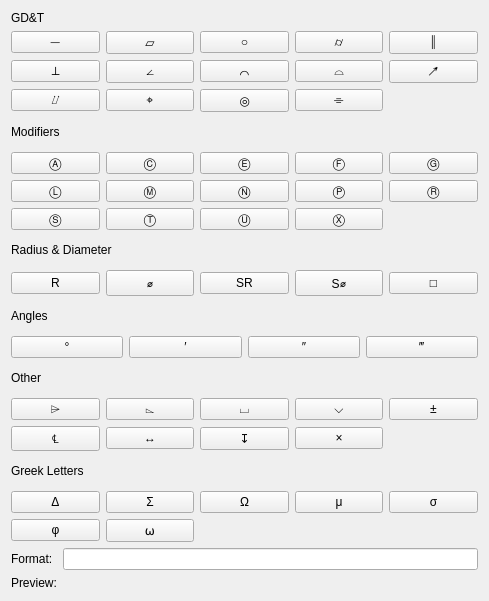
This is src/Mod/TechDraw/Gui/TaskCustomizeFormat.ui in southseact-3d/fcd as Qt 5 draws it before an edit. The edited form follows.
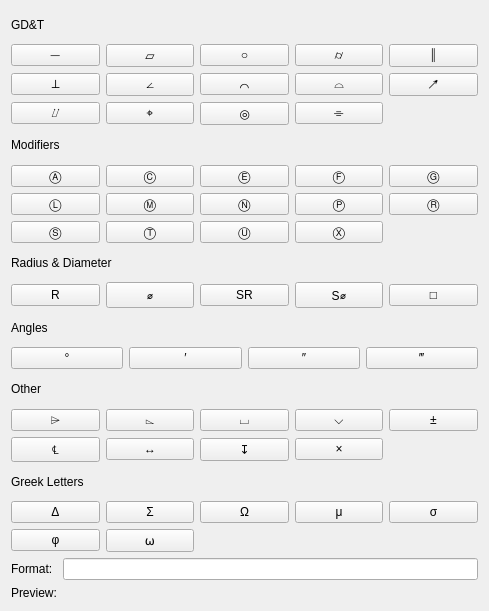
This is the edited form.

Commit message:
[TD]allow more room for section name
- section title label too short for translations
  of GD&T

What changed in the file:
```diff
--- a/src/Mod/TechDraw/Gui/TaskCustomizeFormat.ui
+++ b/src/Mod/TechDraw/Gui/TaskCustomizeFormat.ui
@@ -7,7 +7,7 @@
     <x>0</x>
     <y>0</y>
     <width>489</width>
-    <height>601</height>
+    <height>611</height>
    </rect>
   </property>
   <property name="sizePolicy">
@@ -27,14 +27,14 @@
   </property>
   <layout class="QVBoxLayout" name="verticalLayout">
    <item>
-    <layout class="QGridLayout" name="grid_GDT">
-     <item row="0" column="0">
       <widget class="QLabel" name="label_GDT">
        <property name="text">
         <string>GD&amp;T</string>
        </property>
       </widget>
      </item>
+   <item>
+    <layout class="QGridLayout" name="grid_GDT">
      <item row="1" column="0">
       <widget class="QPushButton" name="pbA01">
        <property name="toolTip">
```
Lines whose indentation alone changed are shown as unchanged.
